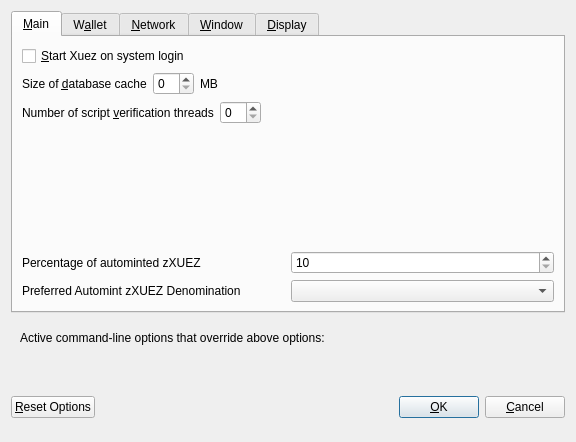
mccrudd3n/xuez, file src/qt/forms/optionsdialog.ui: the form before one commit.
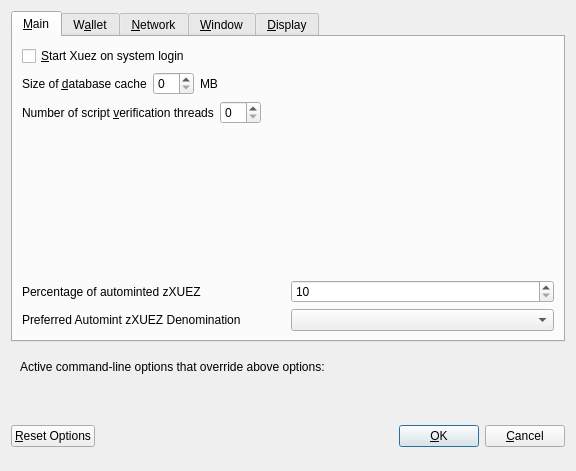
The form after the commit. Custom widgets are drawn as their Qt base class.

Patch:
```diff
--- a/src/qt/forms/optionsdialog.ui
+++ b/src/qt/forms/optionsdialog.ui
@@ -7,7 +7,7 @@
     <x>0</x>
     <y>0</y>
     <width>576</width>
-    <height>442</height>
+    <height>471</height>
    </rect>
   </property>
   <property name="windowTitle">
```
Left out of the diff: 4 changed lines with no effect on the pictures.
